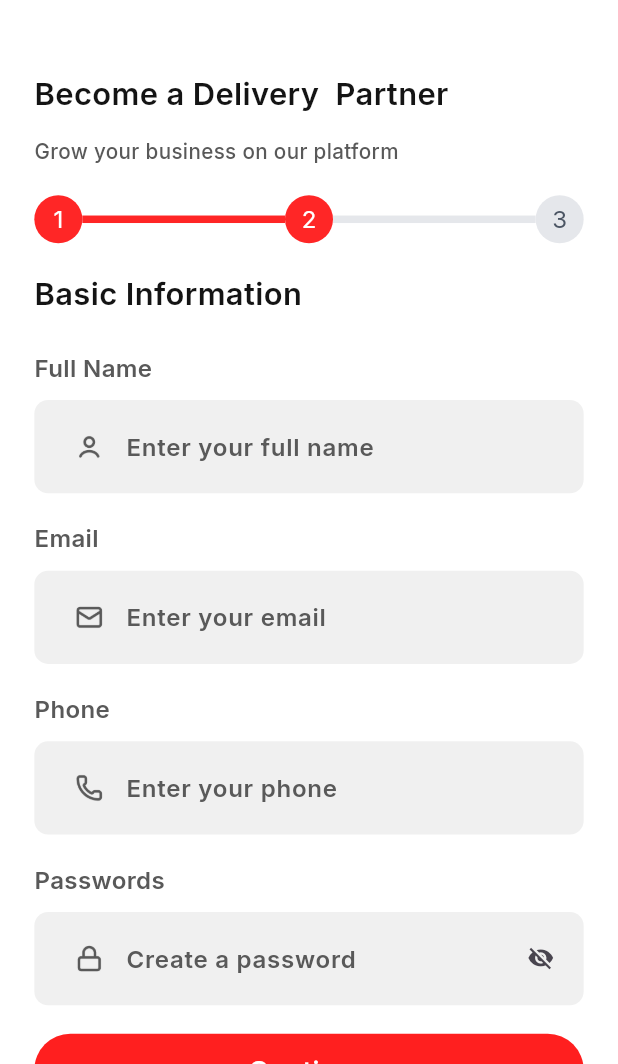
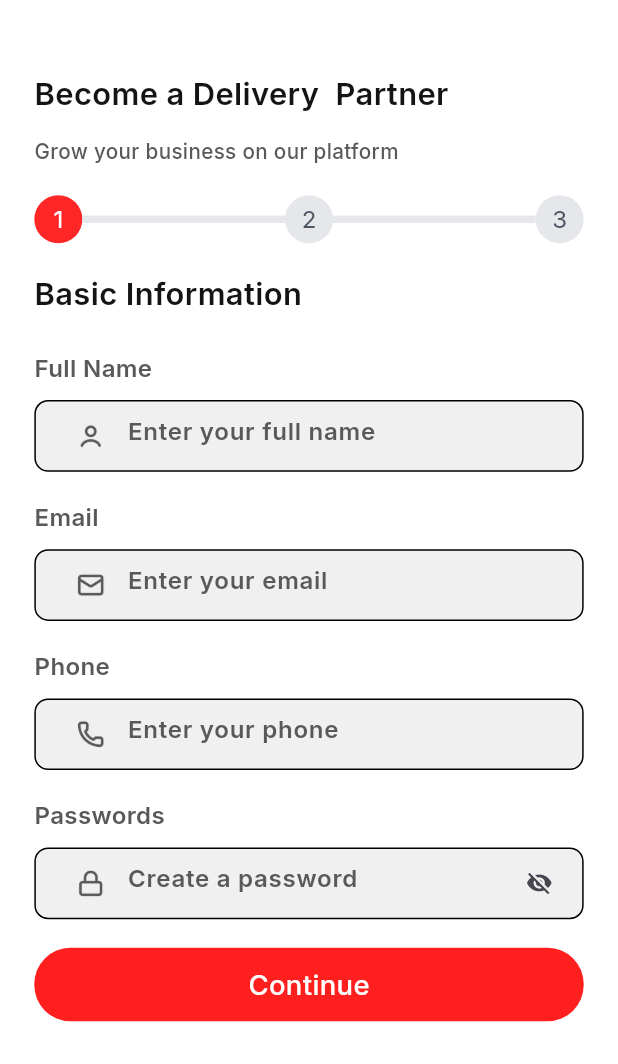
Before and after one commit to mrriad-softvence/webgenius1, a Flutter app: the screen it shows after launch, after a tap on "Log in", on a phone screen of 412 x 824 dp, the part 172-1236 px from its top. Run offline on Flutter 3.47's test engine with Material 3 defaults, Android fonts, the phone set to English and light mode, and no system bars; our stand-ins replace dotted_border, flutter_screenutil, flutter_svg, google_fonts.

Commit message:
solve some issue

```diff
--- a/lib/common_widgets/custom_textform_field.dart
+++ b/lib/common_widgets/custom_textform_field.dart
@@ -41,11 +41,12 @@ class CustomTextFormField extends StatelessWidget {
           UIHelper.verticalSpace(8.h),
         ],
         Container(
-          height: 52.h,
+          height: 40.h,
           width: double.infinity,
           decoration: BoxDecoration(
             borderRadius: BorderRadius.circular(8.r),
             color: AppColors.cF0F0F0,
+            border: Border.all()
           ),
           child: Center(
             child: TextFormField(
@@ -58,7 +59,6 @@ class CustomTextFormField extends StatelessWidget {
                 isDense: true,
                 contentPadding: EdgeInsets.symmetric(
                   vertical: 12.h,
-                  horizontal: 12.w,
                 ),
                 hintText: hintText,
                 hintStyle: TextFontStyle.textStyle14c595959Inter600,
--- a/lib/fetures/login_screen/presentation/login_screen.dart
+++ b/lib/fetures/login_screen/presentation/login_screen.dart
@@ -136,13 +136,13 @@ class _LoginScreenState extends State<LoginScreen> {
                 ),
 
                 child: Padding(
-                  padding: EdgeInsets.all(10),
+                  padding: EdgeInsets.all(10.sp),
                   child: Row(
                     children: [
                       Image.asset(
                         Assets.icons.googleIcon.path,
-                        height: 24,
-                        width: 24,
+                        height: 24.h,
+                        width: 24.h,
                       ),
                       UIHelper.horizontalSpace(10.w),
                       Text(
@@ -183,6 +183,7 @@ class _LoginScreenState extends State<LoginScreen> {
 
   Widget _buildRoleChip(String role, String imagePath) {
     bool isSelected = _selectedRole == role;
+
     return GestureDetector(
       onTap: () {
         setState(() {
--- a/lib/fetures/signup/presentation/signup_screen1.dart
+++ b/lib/fetures/signup/presentation/signup_screen1.dart
@@ -26,7 +26,7 @@ class _SignupScreen1State extends State<SignupScreen1> {
   bool isExpanded = false;
 
 
-  int currentStep = 2;
+  int currentStep = 1;
 
   @override
   Widget build(BuildContext context) {
--- a/lib/fetures/signup/presentation/signup_screen3.dart
+++ b/lib/fetures/signup/presentation/signup_screen3.dart
@@ -19,7 +19,7 @@ class SignupScreen3 extends StatefulWidget {
 }
 
 class _SignupScreen3State extends State<SignupScreen3> {
-  int currentStep = 2;
+  int currentStep = 3;
   bool agreeToTerms = false;
   @override
   Widget build(BuildContext context) {
--- a/lib/fetures/signup/presentation/widgets/step_procss_indicator.dart
+++ b/lib/fetures/signup/presentation/widgets/step_procss_indicator.dart
@@ -22,7 +22,6 @@ class StepProgressIndicator extends StatelessWidget {
   Widget build(BuildContext context) {
     return Row(
       children: List.generate(totalSteps * 2 - 1, (index) {
-        // Circle item
         if (index.isEven) {
           int step = (index ~/ 2) + 1;
           bool isActive = step <= currentStep;
```
